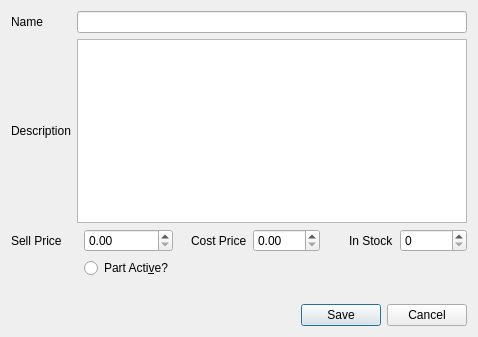
Before: the Qt Designer form Stock_Update_Part.ui in bedi1982/Oficina, drawn with Qt 5.
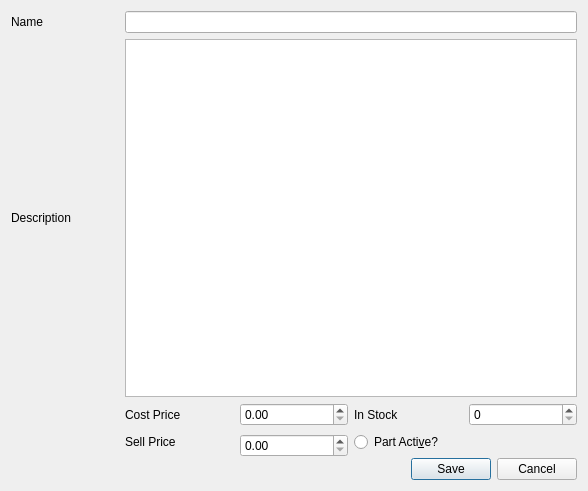
After: the same form once the commit is applied. Icons and pictures are not drawn.

Commit message: All forms now have a layout and resize correctly.

```diff
--- a/Stock_Update_Part.ui
+++ b/Stock_Update_Part.ui
@@ -6,16 +6,10 @@
    <rect>
     <x>0</x>
     <y>0</y>
-    <width>478</width>
-    <height>337</height>
+    <width>588</width>
+    <height>491</height>
    </rect>
   </property>
-  <property name="maximumSize">
-   <size>
-    <width>660</width>
-    <height>337</height>
-   </size>
-  </property>
   <property name="windowTitle">
    <string>Update Part</string>
   </property>
@@ -23,8 +17,6 @@
    <iconset resource="images/images.qrc">
     <normaloff>:/emoticons/service.png</normaloff>:/emoticons/service.png</iconset>
   </property>
-  <layout class="QFormLayout" name="formLayout">
-   <item row="0" column="0" colspan="2">
     <layout class="QGridLayout" name="gridLayout">
      <item row="0" column="0">
       <widget class="QLabel" name="lbl_Part_Name">
@@ -33,19 +25,6 @@
        </property>
       </widget>
      </item>
-     <item row="0" column="1">
-      <widget class="QLineEdit" name="line_Name">
-       <property name="text">
-        <string/>
-       </property>
-       <property name="maxLength">
-        <number>50</number>
-       </property>
-       <property name="placeholderText">
-        <string/>
-       </property>
-      </widget>
-     </item>
      <item row="1" column="0">
       <widget class="QLabel" name="lbl_Description">
        <property name="text">
@@ -53,7 +32,7 @@
        </property>
       </widget>
      </item>
-     <item row="1" column="1">
+   <item row="1" column="1" colspan="4">
       <widget class="QPlainTextEdit" name="txt_Part_Description">
        <property name="tabChangesFocus">
         <bool>true</bool>
@@ -66,39 +45,14 @@
        </property>
       </widget>
      </item>
-    </layout>
-   </item>
-   <item row="1" column="0" colspan="2">
-    <layout class="QGridLayout" name="gridLayout_2">
-     <item row="1" column="6" alignment="Qt::AlignRight">
-      <widget class="QLabel" name="lbl_Quantity">
-       <property name="text">
-        <string>In Stock</string>
-       </property>
-      </widget>
-     </item>
-     <item row="1" column="1">
-      <widget class="QDoubleSpinBox" name="double_Spin_Sell_Price">
-       <property name="maximum">
-        <double>999.000000000000000</double>
-       </property>
-      </widget>
-     </item>
-     <item row="1" column="7">
-      <widget class="QSpinBox" name="spin_Quantity">
-       <property name="maximum">
-        <number>9999</number>
-       </property>
-      </widget>
-     </item>
-     <item row="1" column="4" alignment="Qt::AlignRight">
+   <item row="2" column="1">
       <widget class="QLabel" name="lbl_Cost_Price">
        <property name="text">
         <string>Cost Price</string>
        </property>
       </widget>
      </item>
-     <item row="1" column="5">
+   <item row="2" column="2">
       <widget class="QDoubleSpinBox" name="double_Spin_Cost_Price">
        <property name="maximum">
         <double>999.990000000000009</double>
@@ -108,23 +62,42 @@
        </property>
       </widget>
      </item>
-     <item row="1" column="0">
+   <item row="2" column="3">
+    <widget class="QLabel" name="lbl_Quantity">
+     <property name="text">
+      <string>In Stock</string>
+     </property>
+    </widget>
+   </item>
+   <item row="2" column="4">
+    <widget class="QSpinBox" name="spin_Quantity">
+     <property name="maximum">
+      <number>9999</number>
+     </property>
+    </widget>
+   </item>
+   <item row="3" column="1">
       <widget class="QLabel" name="lbl_Sell_Price">
        <property name="text">
         <string>Sell Price</string>
        </property>
       </widget>
      </item>
-     <item row="2" column="1">
+   <item row="3" column="2" rowspan="2">
+    <widget class="QDoubleSpinBox" name="double_Spin_Sell_Price">
+     <property name="maximum">
+      <double>999.000000000000000</double>
+     </property>
+    </widget>
+   </item>
+   <item row="3" column="3" colspan="2">
       <widget class="QRadioButton" name="check_btn_Part_Enabled">
        <property name="text">
         <string>Part Acti&amp;ve?</string>
        </property>
       </widget>
      </item>
-    </layout>
-   </item>
-   <item row="8" column="1">
+   <item row="4" column="3" rowspan="2" colspan="2">
     <widget class="QDialogButtonBox" name="buttonBox">
      <property name="focusPolicy">
       <enum>Qt::StrongFocus</enum>
@@ -134,13 +107,26 @@
      </property>
     </widget>
    </item>
-   <item row="7" column="0">
+   <item row="5" column="0">
     <widget class="QLabel" name="lbl_Feedcack">
      <property name="text">
       <string/>
      </property>
     </widget>
    </item>
+   <item row="0" column="1" colspan="4">
+    <widget class="QLineEdit" name="line_Name">
+     <property name="text">
+      <string/>
+     </property>
+     <property name="maxLength">
+      <number>50</number>
+     </property>
+     <property name="placeholderText">
+      <string/>
+     </property>
+    </widget>
+   </item>
   </layout>
  </widget>
  <tabstops>
```
Left out of the diff: 5 changed lines with no effect on the pictures. Lines whose indentation alone changed are shown as unchanged. The commit also changes 18 other files.
